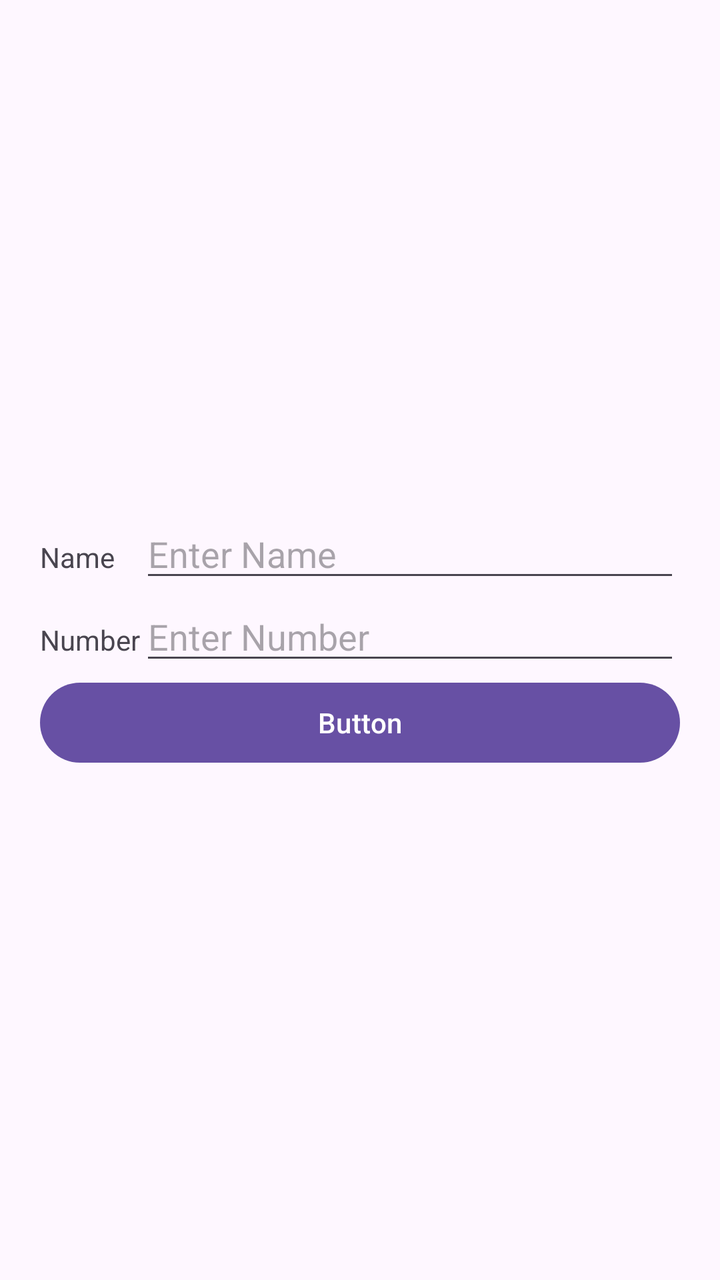
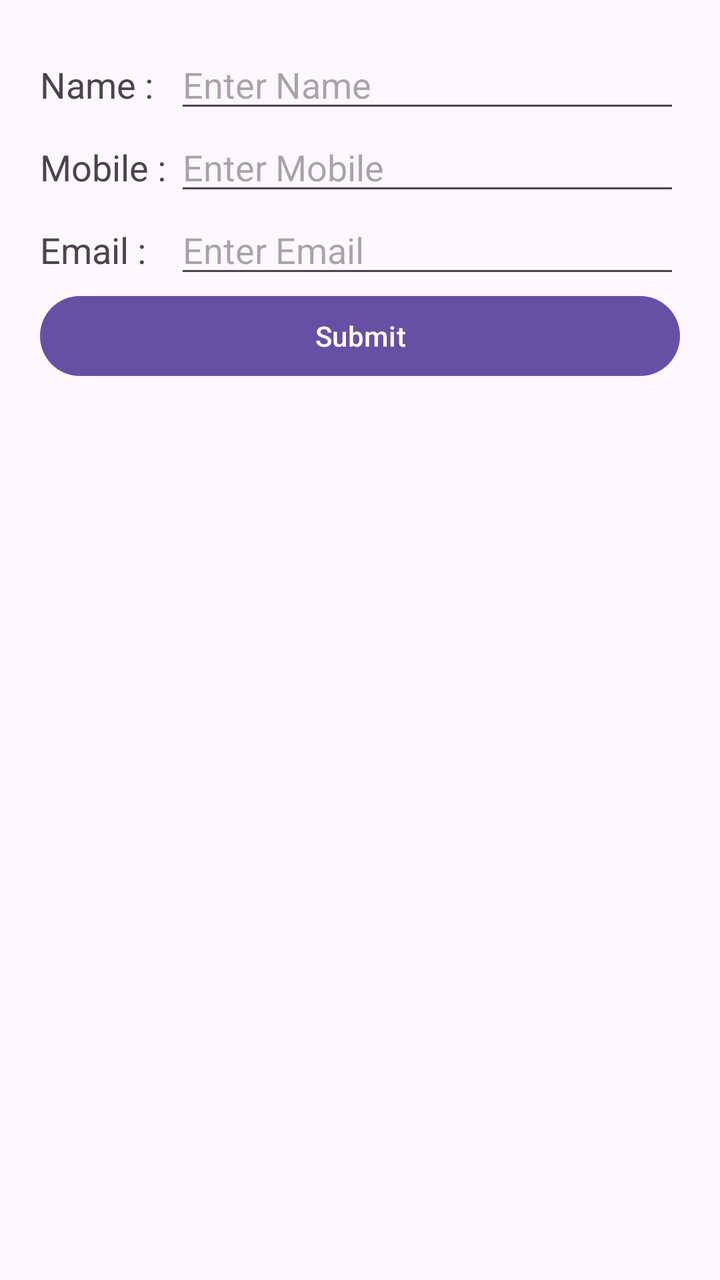

Before-and-after screenshots of an Android layout around one commit, followed by the original layout XML and the change that was made.
<!-- AndroidManifest.xml: application theme Theme.TestProjects -->
<!-- res/layout/activity_main.xml -->
<?xml version="1.0" encoding="utf-8"?>
<TableLayout
    xmlns:android="http://schemas.android.com/apk/res/android"
    android:layout_width="match_parent"
    android:layout_height="match_parent"
    android:orientation="vertical"
    android:gravity="center"
    android:padding="20dp"
    android:stretchColumns="1">
<TableRow>
<TextView
    android:layout_width="wrap_content"
android:layout_height="wrap_content"
    android:text="Name"/>
    <EditText
        android:id="@+id/name"
        android:layout_height="wrap_content"
        android:layout_width="match_parent"
        android:hint="Enter Name"
        />
</TableRow>
    <TableRow>
        <TextView
            android:layout_width="wrap_content"
            android:layout_height="wrap_content"
            android:text="Number"/>
        <EditText
            android:id="@+id/number"
            android:layout_height="wrap_content"
            android:layout_width="match_parent"
            android:inputType="phone"
            android:hint="Enter Number"
            />
    </TableRow>
    <TableRow>
        <Button
            android:layout_width="wrap_content"
            android:layout_height="wrap_content"
            android:layout_span="2"
            android:text="Button"/>
    </TableRow>
</TableLayout>
<!-- resources referenced by this layout -->
<resources>
  <style name="Theme.TestProjects" parent="Base.Theme.TestProjects" />
  <style name="Base.Theme.TestProjects" parent="Theme.Material3.DayNight.NoActionBar">
          
          
      </style>
</resources>

<!-- the commit's change to res/layout/activity_main.xml (unified diff, before → after) -->
@@ -3,40 +3,54 @@
     xmlns:android="http://schemas.android.com/apk/res/android"
     android:layout_width="match_parent"
     android:layout_height="match_parent"
-    android:orientation="vertical"
-    android:gravity="center"
     android:padding="20dp"
     android:stretchColumns="1">
-<TableRow>
-<TextView
-    android:layout_width="wrap_content"
-android:layout_height="wrap_content"
-    android:text="Name"/>
-    <EditText
-        android:id="@+id/name"
-        android:layout_height="wrap_content"
-        android:layout_width="match_parent"
-        android:hint="Enter Name"
-        />
-</TableRow>
+
     <TableRow>
+
         <TextView
-            android:layout_width="wrap_content"
-            android:layout_height="wrap_content"
-            android:text="Number"/>
+            android:text="Name : "
+            android:textSize="18sp"/>
+
         <EditText
-            android:id="@+id/number"
-            android:layout_height="wrap_content"
-            android:layout_width="match_parent"
-            android:inputType="phone"
-            android:hint="Enter Number"
-            />
+            android:id="@+id/name"
+            android:hint="Enter Name"/>
+
     </TableRow>
+
     <TableRow>
+
+        <TextView
+            android:text="Mobile : "
+            android:textSize="18sp"/>
+
+        <EditText
+            android:id="@+id/mobile"
+            android:hint="Enter Mobile"
+            android:inputType="phone"/>
+
+    </TableRow>
+
+    <TableRow>
+
+        <TextView
+            android:text="Email : "
+            android:textSize="18sp"/>
+
+        <EditText
+            android:id="@+id/email"
+            android:hint="Enter Email"
+            android:inputType="textEmailAddress"/>
+
+    </TableRow>
+
+    <TableRow>
+
         <Button
-            android:layout_width="wrap_content"
-            android:layout_height="wrap_content"
+            android:id="@+id/button1"
             android:layout_span="2"
-            android:text="Button"/>
+            android:text="Submit"/>
+
     </TableRow>
+
 </TableLayout>
